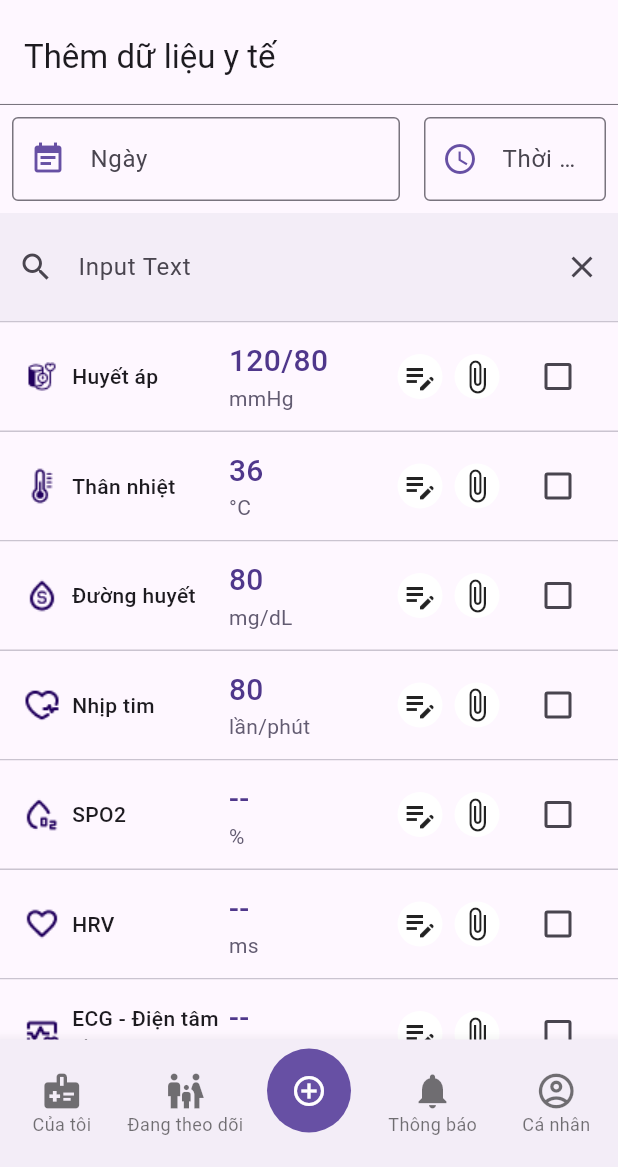
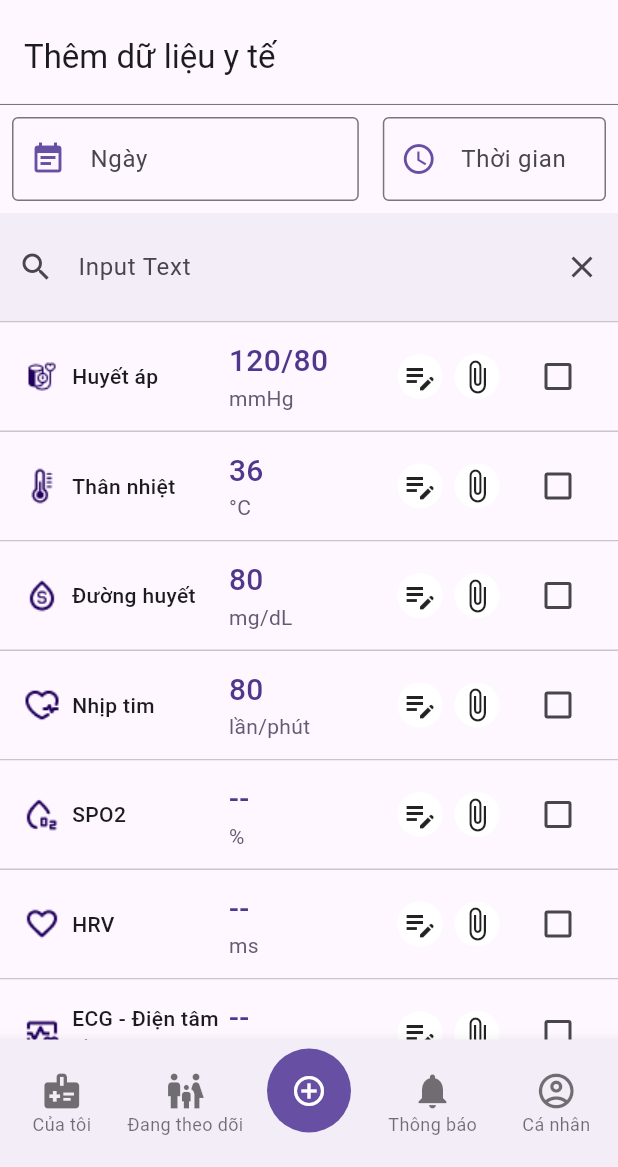
Before and after one commit to trvtinh/hfa, a Flutter app: the screen it shows after launch, swiped to page 3, on a phone screen of 412 x 824 dp, the part 69-1236 px from its top. Run offline on Flutter 3.47's test engine with Material 3 defaults, Android fonts, the phone set to English and light mode, and no system bars; our stand-ins replace cloud_firestore, dotted_border, firebase_auth, firebase_core, firebase_messaging, firebase_storage and 7 more; accounts and stored records are empty; network calls fail.

Commit message:
medical data

```diff
--- a/mobile/lib/common/entities/medical_data.dart
+++ b/mobile/lib/common/entities/medical_data.dart
@@ -3,7 +3,7 @@ import 'package:cloud_firestore/cloud_firestore.dart';
 class MedicalEntity {
   String? id;
   String? typeId;
-  Timestamp? time;
+  String? time;
   String? value;
   List<String>? fireStoreIds;
   List<String>? commentIds;
--- a/mobile/lib/pages/application/binding.dart
+++ b/mobile/lib/pages/application/binding.dart
@@ -1,4 +1,5 @@
 import 'package:get/get.dart';
+import 'package:health_for_all/pages/medical_data/controller.dart';
 import 'package:health_for_all/pages/profile/controller.dart';
 import 'package:health_for_all/pages/profile/page/search_controller.dart';
 import 'index.dart';
@@ -9,6 +10,7 @@ class ApplicationBinding implements Bindings {
     Get.lazyPut(() => ApplicationController());
     Get.lazyPut(() => ProfileController(), fenix: true);
     Get.lazyPut(() => SearchingController(), fenix: true);
+    Get.lazyPut(() => MedicalDataController(), fenix: true);
     // Get.lazyPut(() => HomeController());
     // Get.lazyPut(() => PostController());
     // Get.lazyPut(()=> ProfileController());
--- a/mobile/lib/pages/medical_data/view.dart
+++ b/mobile/lib/pages/medical_data/view.dart
@@ -60,29 +60,8 @@ class MedicalDataPage extends GetView<MedicalDataController> {
         unit: "--"),
   ];
 
-  final infor = TextEditingController();
-
   @override
   Widget build(BuildContext context) {
-    DateTime datetime = DateTime.now();
-    TimeOfDay timeOfDay = TimeOfDay.now();
-
-    Future<void> _selectDate() async {
-      await showDatePicker(
-        context: context,
-        initialDate: datetime,
-        firstDate: DateTime(2000),
-        lastDate: DateTime(2100),
-      );
-    }
-
-    Future<void> _selectTime() async {
-      await showTimePicker(
-        context: context,
-        initialTime: timeOfDay,
-      );
-    }
-
     return Scaffold(
       appBar: AppBar(
         title: Text(
@@ -106,42 +85,46 @@ class MedicalDataPage extends GetView<MedicalDataController> {
           children: [
             Row(
               children: [
-                _buildDateTimeField(
-                    context, 'Ngày', Icons.event_note, _selectDate,
-                    width: MediaQuery.of(context).size.width / 3 * 2),
-                _buildDateTimeField(
-                    context, 'Thời gian', Icons.schedule, _selectTime,
-                    width: MediaQuery.of(context).size.width / 3),
+                _buildDateTimeField(context, 'Ngày', Icons.event_note,
+                    controller.selectDate, controller.dateController,
+                    width: MediaQuery.of(context).size.width / 5 * 3),
+                _buildDateTimeField(context, 'Thời gian', Icons.schedule,
+                    controller.selectTime, controller.timeController,
+                    width: MediaQuery.of(context).size.width / 5 * 2),
               ],
             ),
             _buildSearchField(context),
-            Divider(height: 1),
+            const Divider(height: 1),
             ...entries,
-            MoreData(),
-            Divider(height: 1),
+            const MoreData(),
+            const Divider(height: 1),
             _buildActionButtons(context),
-            Divider(height: 1),
+            const Divider(height: 1),
           ],
         ),
       ),
     );
   }
 
-  Widget _buildDateTimeField(BuildContext context, String label, IconData icon,
-      Future<void> Function() onTap,
+  Widget _buildDateTimeField(
+      BuildContext context,
+      String label,
+      IconData icon,
+      Future<void> Function(BuildContext) onTap,
+      TextEditingController controller,
       {required double width}) {
     return Container(
-      padding: EdgeInsets.all(8.0),
+      padding: const EdgeInsets.all(8.0),
       width: width,
       child: TextField(
-        controller: infor,
+        controller: controller,
         decoration: InputDecoration(
           prefixIcon: Icon(icon, color: Theme.of(context).colorScheme.primary),
-          border: OutlineInputBorder(),
+          border: const OutlineInputBorder(),
           labelText: label,
         ),
         readOnly: true,
-        onTap: onTap,
+        onTap: () => onTap(context),
       ),
     );
   }
@@ -153,7 +136,6 @@ class MedicalDataPage extends GetView<MedicalDataController> {
       height: 72,
       child: Center(
         child: TextField(
-          controller: infor,
           textAlignVertical: TextAlignVertical.center,
           decoration: InputDecoration(
             hintText: "Input Text",
@@ -170,15 +152,15 @@ class MedicalDataPage extends GetView<MedicalDataController> {
 
   Widget _buildActionButtons(BuildContext context) {
     return Container(
-      padding: EdgeInsets.all(8),
+      padding: const EdgeInsets.all(8),
       child: IntrinsicHeight(
         child: Row(
           mainAxisAlignment: MainAxisAlignment.center,
           children: [
             _buildActionButton(context, "Hủy"),
-            SizedBox(width: 15),
-            VerticalDivider(width: 1, indent: 5, endIndent: 5),
-            SizedBox(width: 15),
+            const SizedBox(width: 15),
+            const VerticalDivider(width: 1, indent: 5, endIndent: 5),
+            const SizedBox(width: 15),
             _buildActionButton(context, "Lưu"),
           ],
         ),
--- a/mobile/lib/pages/medical_data/widget/combo_box.dart
+++ b/mobile/lib/pages/medical_data/widget/combo_box.dart
@@ -1,4 +1,6 @@
 import 'package:flutter/material.dart';
+import 'package:get/get.dart';
+import 'package:health_for_all/pages/medical_data/controller.dart';
 import 'package:health_for_all/pages/medical_data/widget/add_file.dart';
 
 class ComboBox extends StatefulWidget {
@@ -28,11 +30,13 @@ class _ComboBoxState extends State<ComboBox> {
   final TextEditingController unitController = TextEditingController();
   final TextEditingController noteController = TextEditingController();
   bool isChecked = false;
-
+  final controller = Get.find<MedicalDataController>();
   @override
   Widget build(BuildContext context) {
     return GestureDetector(
-      onTap: () => _showDialog(context),
+      onTap: () {
+        _showDialog(context);
+      },
       child: Column(
         children: [
           Container(
@@ -154,21 +158,26 @@ class _ComboBoxState extends State<ComboBox> {
         Row(
           children: [
             Expanded(
-              child: _buildDialogTextField('Giá trị đo', 'Giá trị', valueController),
+              child: _buildDialogTextField(
+                  'Giá trị đo', 'Giá trị', valueController),
             ),
             const SizedBox(width: 20),
             Expanded(
-              child: _buildDialogTextField('Đơn vị', 'lần/phút', unitController),
+              child:
+                  _buildDialogTextField('Đơn vị', 'lần/phút', unitController),
             ),
           ],
         ),
         const SizedBox(height: 6),
-        _buildDialogTextField('Ghi chú', 'Ghi chú', noteController, icon: Icons.edit_note),
+        _buildDialogTextField('Ghi chú', 'Ghi chú', noteController,
+            icon: Icons.edit_note),
       ],
     );
   }
 
-  Widget _buildDialogTextField(String label, String hint, TextEditingController controller, {IconData? icon}) {
+  Widget _buildDialogTextField(
+      String label, String hint, TextEditingController controller,
+      {IconData? icon}) {
     return Container(
       height: 78,
       child: TextField(
```
Also changed, not shown: mobile/lib/common/enum/transfer_type_medical_data.dart (deleted, +0 -12 lines), mobile/lib/common/enum/type_medical_data.dart (added, +67 -0 lines), mobile/lib/pages/medical_data/controller.dart (+72 -5 lines), mobile/lib/pages/medical_data/widget/more_data.dart (+28 -23 lines).
